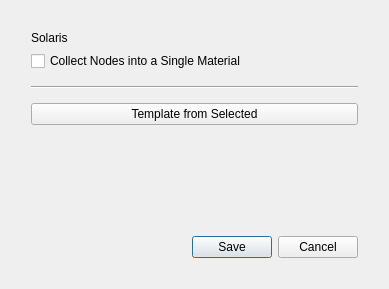
Above: settings_modal.ui from alexmajewski/am-matbuilder before the change. Below: the same form after it.
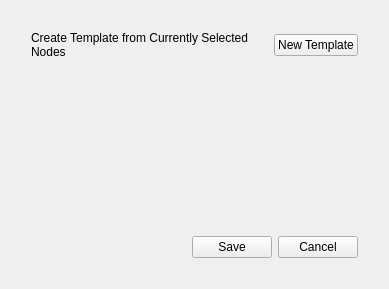
That is the form after the change.

Commit message: template creator II

```diff
--- a/settings_modal.ui
+++ b/settings_modal.ui
@@ -2,6 +2,12 @@
 <ui version="4.0">
  <class>SettingsModal</class>
  <widget class="QWidget" name="SettingsModal">
+  <property name="windowModality">
+   <enum>Qt::WindowModal</enum>
+  </property>
+  <property name="enabled">
+   <bool>true</bool>
+  </property>
   <property name="geometry">
    <rect>
     <x>0</x>
@@ -29,41 +35,42 @@
       <number>20</number>
      </property>
      <item>
-      <widget class="QLabel" name="label">
-       <property name="text">
-        <string>Solaris</string>
+      <layout class="QGridLayout" name="gridLayout">
+       <property name="topMargin">
+        <number>0</number>
        </property>
-      </widget>
-     </item>
-     <item>
-      <widget class="QCheckBox" name="checkBox_2">
-       <property name="toolTip">
-        <string>Creates a Collect lop</string>
-       </property>
-       <property name="text">
-        <string>Collect Nodes into a Single Material</string>
-       </property>
-      </widget>
-     </item>
-     <item>
-      <widget class="Line" name="line">
-       <property name="minimumSize">
-        <size>
-         <width>0</width>
-         <height>20</height>
-        </size>
-       </property>
-       <property name="orientation">
-        <enum>Qt::Horizontal</enum>
-       </property>
-      </widget>
-     </item>
-     <item>
-      <widget class="QPushButton" name="btn_save_to_json">
-       <property name="text">
-        <string>Template from Selected</string>
-       </property>
-      </widget>
+       <item row="0" column="1">
+        <widget class="QPushButton" name="btn_save_to_json">
+         <property name="sizePolicy">
+          <sizepolicy hsizetype="Maximum" vsizetype="Fixed">
+           <horstretch>0</horstretch>
+           <verstretch>0</verstretch>
+          </sizepolicy>
+         </property>
+         <property name="font">
+          <font>
+           <pointsize>9</pointsize>
+          </font>
+         </property>
+         <property name="focusPolicy">
+          <enum>Qt::NoFocus</enum>
+         </property>
+         <property name="text">
+          <string>New Template</string>
+         </property>
+        </widget>
+       </item>
+       <item row="0" column="0">
+        <widget class="QLabel" name="label">
+         <property name="text">
+          <string>Create Template from Currently Selected Nodes</string>
+         </property>
+         <property name="wordWrap">
+          <bool>true</bool>
+         </property>
+        </widget>
+       </item>
+      </layout>
      </item>
      <item>
       <spacer name="verticalSpacer">
@@ -79,14 +86,54 @@
       </spacer>
      </item>
      <item>
-      <widget class="QDialogButtonBox" name="buttonBox">
-       <property name="standardButtons">
-        <set>QDialogButtonBox::Cancel|QDialogButtonBox::Save</set>
+      <layout class="QHBoxLayout" name="horizontalLayout">
+       <property name="topMargin">
+        <number>10</number>
        </property>
-       <property name="centerButtons">
-        <bool>false</bool>
-       </property>
-      </widget>
+       <item>
+        <spacer name="horizontalSpacer">
+         <property name="orientation">
+          <enum>Qt::Horizontal</enum>
+         </property>
+         <property name="sizeHint" stdset="0">
+          <size>
+           <width>40</width>
+           <height>20</height>
+          </size>
+         </property>
+        </spacer>
+       </item>
+       <item>
+        <widget class="QPushButton" name="pushButton">
+         <property name="font">
+          <font>
+           <pointsize>9</pointsize>
+          </font>
+         </property>
+         <property name="focusPolicy">
+          <enum>Qt::NoFocus</enum>
+         </property>
+         <property name="text">
+          <string>Save</string>
+         </property>
+        </widget>
+       </item>
+       <item>
+        <widget class="QPushButton" name="pushButton_2">
+         <property name="font">
+          <font>
+           <pointsize>9</pointsize>
+          </font>
+         </property>
+         <property name="focusPolicy">
+          <enum>Qt::NoFocus</enum>
+         </property>
+         <property name="text">
+          <string>Cancel</string>
+         </property>
+        </widget>
+       </item>
+      </layout>
      </item>
     </layout>
    </item>
```
The commit also changes 5 other files.
